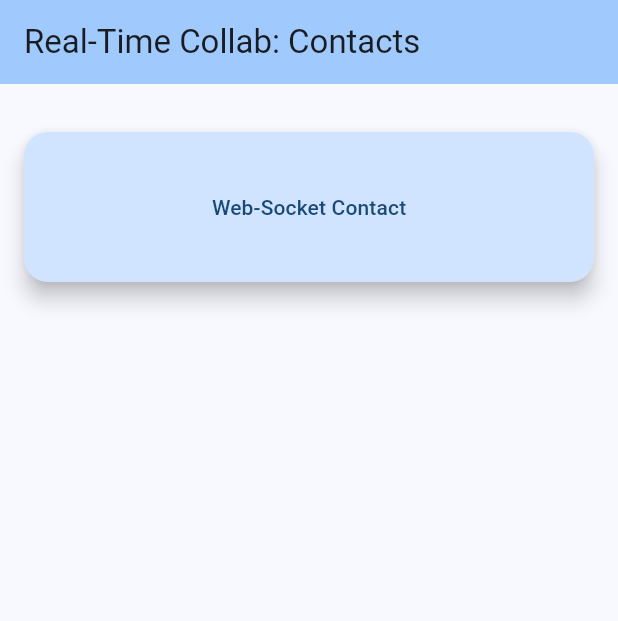
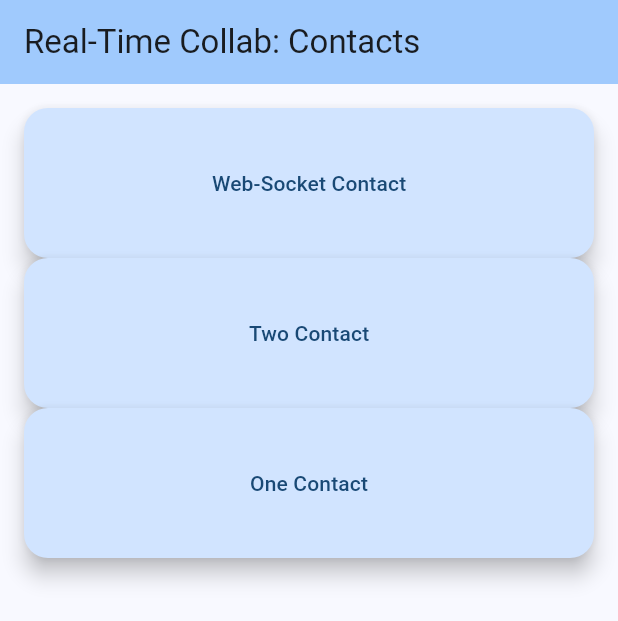
Before and after one commit to tylrmwn012/CSC_Real_Time_Project, a Flutter app: the screen it shows after launch, on a phone screen of 412 x 824 dp. Shown: the top 621 px of the screen. Run offline on Flutter 3.47's test engine with Material 3 defaults, Android fonts, the phone set to English and light mode, and no system bars; our stand-ins replace flutter_riverpod.

Commit message:
created buttons for two more contacts

```diff
--- a/Module 2/flutter_basics/lib/my_home_page.dart
+++ b/Module 2/flutter_basics/lib/my_home_page.dart
@@ -1,13 +1,12 @@
 import 'package:flutter/material.dart'; // Module 2
-import 'second_screen.dart' as second_screen;
-
-
+import 'conversation_screen.dart' as conversation_screen;
 
 
 // Now this is the main screen (formerly SecondScreen)
 class MyHomePage extends StatelessWidget {
   const MyHomePage({super.key, required this.title});
   final String title;
+
 
   @override
   Widget build(BuildContext context) {
@@ -20,20 +19,51 @@ class MyHomePage extends StatelessWidget {
         padding: const EdgeInsets.all(16.0),
         child: Column(
           children: [
-            const SizedBox(height: 16.0),
+
+// echo
+
               SizedBox(
                 height: 100.0,
                 width: 500,
                 child: FloatingActionButton(
+                  heroTag: "btn1",
                   onPressed: () {
                     Navigator.push(
                       context,
-                    MaterialPageRoute(builder: (context) => const second_screen.SecondScreen()),
+                      MaterialPageRoute(builder: (context) => const conversation_screen.ConversationScreen()),
                     );
                   },
                   child: const Text('Web-Socket Contact'),
                 ),
               ),
+
+
+// one
+              SizedBox(
+                height: 100.0,
+                width: 500,
+                child: FloatingActionButton(
+                  heroTag: "btn2",
+                  onPressed: () {
+                  },
+                  child: const Text('Two Contact'),
+                ),
+              ),
+
+
+// two
+              SizedBox(
+                height: 100.0,
+                width: 500,
+                child: FloatingActionButton(
+                  heroTag: "btn3",
+                  onPressed: () {
+                  },
+                  child: const Text('One Contact'),
+                ),
+              ),
+
+
           ],
         ),
       ),
```
Also changed, not shown: Module 2/flutter_basics/lib/conversation_screen.dart (renamed from Module 2/flutter_basics/lib/second_screen.dart, +7 -7 lines). Lines whose indentation alone changed are shown as unchanged.
